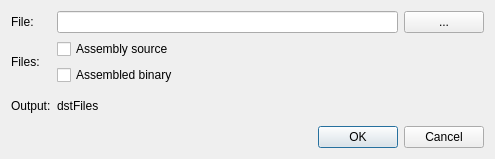
This is src/savedialog.ui in mortbopet/Ripes as Qt 5 draws it before an edit. The edited form follows.
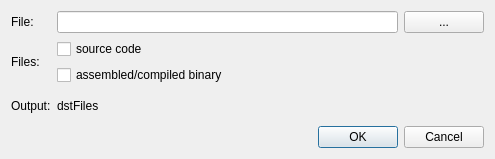
This is the edited form.

Commit message: Set saved source file extension based on source type

Patch:
```diff
--- a/src/savedialog.ui
+++ b/src/savedialog.ui
@@ -21,14 +21,14 @@
        <item>
         <widget class="QCheckBox" name="saveAssembly">
          <property name="text">
-          <string>Assembly source</string>
+          <string>source code</string>
          </property>
         </widget>
        </item>
        <item>
         <widget class="QCheckBox" name="saveBinary">
          <property name="text">
-          <string>Assembled binary</string>
+          <string>assembled/compiled binary</string>
          </property>
         </widget>
        </item>
```
Left out of the diff: 2 changed lines with no effect on the pictures. The commit also changes 6 other files.
